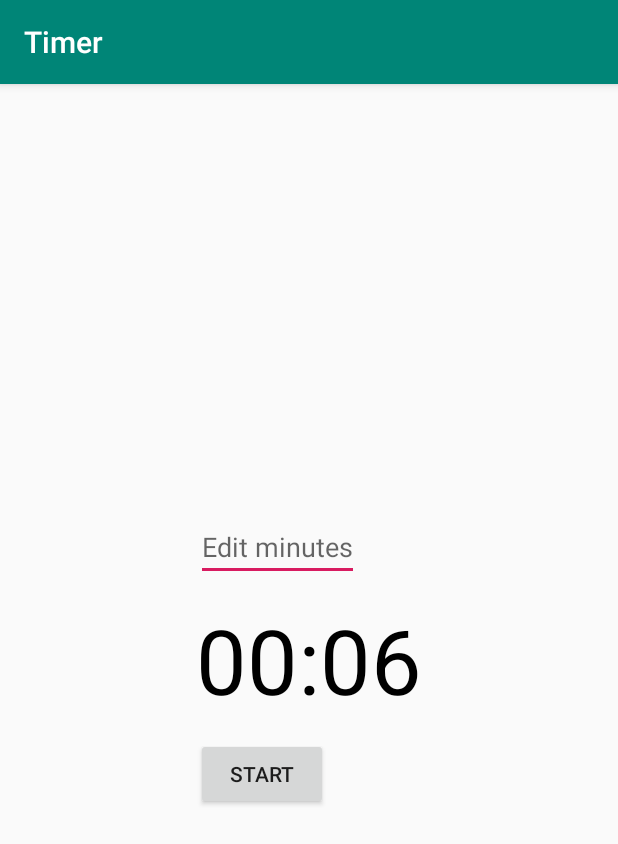
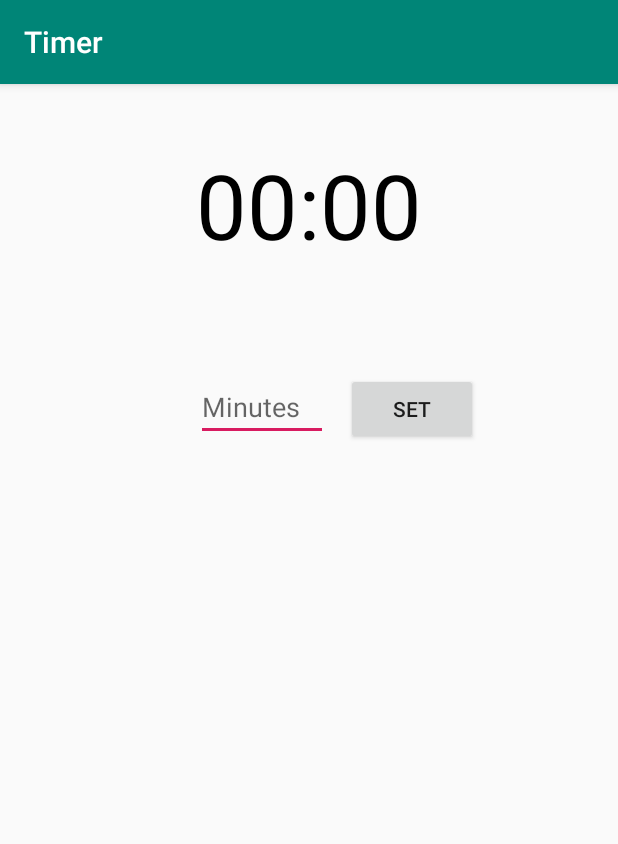
Before and after one commit to ASagalajev92/Timer, an Android app: the screen it shows after launch (MainActivity), on a phone screen of 412 x 824 dp. Shown: the top 844 px of the screen. Run offline under Robolectric (Android 15) with nearby library versions, the phone set to English and light mode, and no system bars.

Commit message:
Added setButton and find by id to editText and button.

```diff
--- a/app/src/main/java/com/example/timer/MainActivity.java
+++ b/app/src/main/java/com/example/timer/MainActivity.java
@@ -7,21 +7,24 @@ import android.os.Bundle;
 import android.os.CountDownTimer;
 import android.view.View;
 import android.widget.Button;
+import android.widget.EditText;
 import android.widget.TextView;
 
 import java.util.Locale;
 
 public class MainActivity extends AppCompatActivity {
-    private static final long START_TIME_IN_MILLIS = 6000;
 
+    private EditText mEditTextMinutes;
     private TextView mTextViewCountDown;
     private Button mButtonStartPause;
+    private Button mButtonSet;
     private Button mButtonReset;
 
     private CountDownTimer mCountDownTimer;
 
     private boolean mTimerRunning;
 
+    private long mStartTimeInMillis;
     private long mTimeLeftInMillis;
     private long mEndTime;
 
@@ -30,10 +33,19 @@ public class MainActivity extends AppCompatActivity {
         super.onCreate(savedInstanceState);
         setContentView(R.layout.activity_main);
 
+        mEditTextMinutes = findViewById(R.id.editText_minutes);
         mTextViewCountDown = findViewById(R.id.text_view_countdown);
 
+        mButtonSet = findViewById(R.id.button_set);
         mButtonStartPause = findViewById(R.id.button_start_pause);
         mButtonReset = findViewById(R.id.button_reset);
+
+        mButtonSet.setOnClickListener(new View.OnClickListener() {
+            @Override
+            public void onClick(View v) {
+                setTime();
+            }
+        });
 
         mButtonStartPause.setOnClickListener(new View.OnClickListener() {
             @Override
@@ -85,7 +97,7 @@ public class MainActivity extends AppCompatActivity {
     }
 
     private void resetTimer() {
-        mTimeLeftInMillis = START_TIME_IN_MILLIS;
+        mTimeLeftInMillis = mStartTimeInMillis;
         updateCountDownText();
         updateButtons();
     }
@@ -112,7 +124,7 @@ public class MainActivity extends AppCompatActivity {
                 mButtonStartPause.setVisibility(View.VISIBLE);
 
             }
-            if (mTimeLeftInMillis < START_TIME_IN_MILLIS) {
+            if (mTimeLeftInMillis < mStartTimeInMillis) {
                 mButtonReset.setVisibility(View.VISIBLE);
             }
             else {
@@ -177,7 +189,7 @@ public class MainActivity extends AppCompatActivity {
 
         SharedPreferences prefs = getSharedPreferences("prefs", MODE_PRIVATE);
 
-        mTimeLeftInMillis = prefs.getLong("millisLeft", START_TIME_IN_MILLIS);
+        mTimeLeftInMillis = prefs.getLong("millisLeft", mStartTimeInMillis);
         mTimerRunning = prefs.getBoolean("isRunning", false);
 
         updateCountDownText();
--- a/app/src/main/res/layout/activity_main.xml
+++ b/app/src/main/res/layout/activity_main.xml
@@ -11,7 +11,7 @@
         android:layout_width="wrap_content"
         android:layout_height="wrap_content"
         android:layout_centerHorizontal="true"
-        android:layout_centerVertical="true"
+        android:layout_marginTop="40dp"
         android:text="@string/time_numbers"
         android:textColor="@android:color/black"
         android:textSize="60sp" />
@@ -39,13 +39,28 @@
         tools:visibility="visible"/>
 
     <EditText
-        android:id="@+id/edit_minutes"
+        android:id="@+id/editText_minutes"
         android:layout_width="wrap_content"
         android:layout_height="wrap_content"
-        android:layout_above="@+id/text_view_countdown"
+        android:layout_below="@+id/button_start_pause"
         android:layout_alignStart="@+id/text_view_countdown"
+        android:layout_alignEnd="@+id/button_start_pause"
         android:layout_marginStart="0dp"
-        android:layout_marginBottom="12dp"
-        android:hint="@string/edit_minutes_hint" />
+        android:layout_marginTop="12dp"
+        android:layout_marginEnd="0dp"
+        android:hint="@string/edit_minutes_hint"
+        android:inputType="number"
+        android:maxLength="4" />
+
+    <Button
+        android:id="@+id/button_set"
+        android:layout_width="wrap_content"
+        android:layout_height="wrap_content"
+        android:layout_below="@+id/button_reset"
+        android:layout_alignStart="@+id/button_reset"
+        android:layout_marginStart="0dp"
+        android:layout_marginTop="12dp"
+        android:text="@string/button_set"/>
+
 
 </RelativeLayout>
--- a/app/src/main/res/values/strings.xml
+++ b/app/src/main/res/values/strings.xml
@@ -3,7 +3,8 @@
     <string name="button_reset">RESET</string>
     <string name="button_start_pause">START</string>
     <string name="time_numbers">00:00</string>
-    <string name="edit_minutes_hint">Edit minutes</string>
+    <string name="edit_minutes_hint">Minutes</string>
+    <string name="button_set">SET</string>
 
 
 </resources>
```
